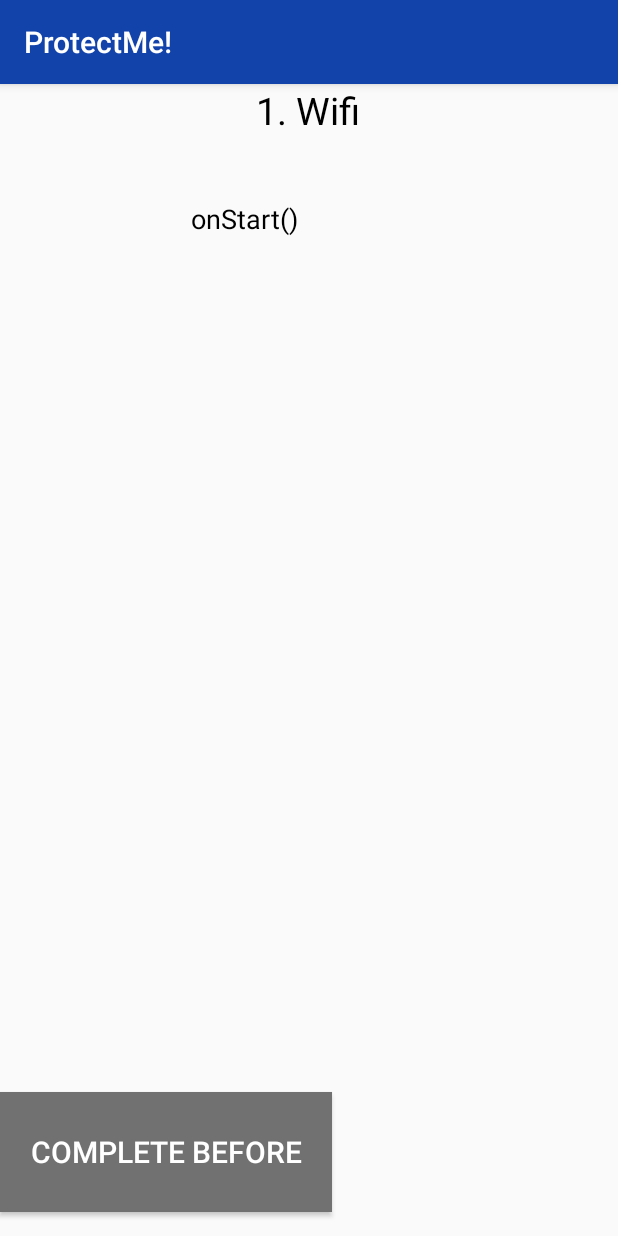
After one commit to yannled/protectMe-android, an Android app: the fragment Config_Bluetooth_Fragment shown on its own in the app's theme, on a phone screen of 412 x 824 dp. The commit adds this screen. Run offline under Robolectric (Android 15) with nearby library versions, the phone set to English and light mode, and no system bars.

Commit message:
bluetooth scanner

```diff
--- a/app/build.gradle
+++ b/app/build.gradle
@@ -29,6 +29,7 @@ dependencies {
     implementation 'com.android.support:design:28.0.0'
     implementation 'com.android.support.constraint:constraint-layout:1.1.3'
     implementation 'com.android.support:support-v4:28.0.0'
+    implementation "android.arch.lifecycle:extensions:1.1.1"
     testImplementation 'junit:junit:4.12'
     androidTestImplementation 'com.android.support.test:runner:1.0.2'
     androidTestImplementation 'com.android.support.test.espresso:espresso-core:3.0.1'
--- a/app/src/main/AndroidManifest.xml
+++ b/app/src/main/AndroidManifest.xml
@@ -6,6 +6,7 @@
     <uses-permission android:name="android.permission.ACCESS_WIFI_STATE"/>
     <uses-permission android:name="android.permission.CHANGE_WIFI_STATE"/>
     <uses-permission android:name="android.permission.ACCESS_COARSE_LOCATION" />
+    <uses-feature android:name="android.hardware.bluetooth_le" android:required="true" />
     <application
         android:allowBackup="true"
         android:icon="@mipmap/ic_launcher"
--- /dev/null
+++ b/app/src/main/java/zutt/protectme/Config_Bluetooth_Fragment.kt
@@ -0,0 +1,85 @@
+package zutt.protectme
+
+import android.arch.lifecycle.ViewModelProviders
+import android.bluetooth.BluetoothManager
+import android.bluetooth.le.BluetoothLeScanner
+import android.bluetooth.le.ScanCallback
+import android.bluetooth.le.ScanResult
+import android.content.Context
+import android.os.Bundle
+import android.support.v4.app.Fragment
+import android.util.Log
+import android.view.LayoutInflater
+import android.view.View
+import android.view.ViewGroup
+import android.widget.ArrayAdapter
+import kotlinx.android.synthetic.main.fragment_bluetooth_config.*
+
+class Config_Bluetooth_Fragment : Fragment() {
+
+    private lateinit var configurationModel: SharedViewModel
+
+    override fun onCreateView(inflater: LayoutInflater, container: ViewGroup?,
+                              savedInstanceState: Bundle?): View? {
+        // Inflate the layout for this fragment
+        return inflater.inflate(R.layout.fragment_bluetooth_config, container, false)
+    }
+
+    override fun onAttach(context: Context) {
+        super.onAttach(context)
+        val permissions = arrayOf(android.Manifest.permission.ACCESS_FINE_LOCATION)
+        requestPermissions(permissions,0)
+    }
+
+    override fun onActivityCreated(savedInstanceState: Bundle?) {
+        super.onActivityCreated(savedInstanceState)
+
+        configurationModel = activity?.run {
+            ViewModelProviders.of(this).get(SharedViewModel::class.java)
+        } ?: throw Exception("Invalid Activity")
+    }
+
+    private val bleScanner = object :ScanCallback() {
+        override fun onScanResult(callbackType: Int, result: ScanResult?) {
+            super.onScanResult(callbackType, result)
+            devices_bluetooth.text = "onScanResult: ${result?.device?.address} - ${result?.device?.name}"
+            Log.d("DeviceListActivity","onScanResult: ${result?.device?.address} - ${result?.device?.name}")
+        }
+
+        override fun onBatchScanResults(results: MutableList<ScanResult>?) {
+            super.onBatchScanResults(results)
+            devices_bluetooth.text = results.toString()
+            Log.d("DeviceListActivity","onBatchScanResults:${results.toString()}")
+        }
+
+        override fun onScanFailed(errorCode: Int) {
+            super.onScanFailed(errorCode)
+            devices_bluetooth.text = "onScanFailed: $errorCode"
+            Log.d("DeviceListActivity", "onScanFailed: $errorCode")
+        }
+
+    }
+
+    private val bluetoothLeScanner: BluetoothLeScanner
+        get() {
+            val bluetoothManager = context?.getSystemService(Context.BLUETOOTH_SERVICE) as BluetoothManager
+            val bluetoothAdapter = bluetoothManager.adapter
+            return bluetoothAdapter.bluetoothLeScanner
+        }
+
+    class ListDevicesAdapter(context: Context?, resource: Int) : ArrayAdapter<String>(context, resource)
+
+    override fun onStart() {
+        devices_bluetooth.text = "onStart()"
+                Log.d("DeviceListActivity","onStart()")
+        super.onStart()
+
+        bluetoothLeScanner.startScan(bleScanner)
+
+    }
+
+    override fun onStop() {
+        bluetoothLeScanner.stopScan(bleScanner)
+        super.onStop()
+    }
+}
--- a/app/src/main/java/zutt/protectme/Config_Wifi_Fragment.kt
+++ b/app/src/main/java/zutt/protectme/Config_Wifi_Fragment.kt
@@ -1,5 +1,7 @@
 package zutt.protectme
 
+import android.arch.lifecycle.ViewModel
+import android.arch.lifecycle.ViewModelProviders
 import android.content.Context
 import android.os.Bundle
 import android.support.v4.app.Fragment
@@ -9,16 +11,23 @@ import android.view.ViewGroup
 import android.net.wifi.WifiManager
 import android.support.v4.content.ContextCompat
 import android.view.inputmethod.EditorInfo
-import kotlinx.android.synthetic.main.fragment_config.*
 import kotlinx.android.synthetic.main.fragment_wifi_config.*
-import zutt.protectme.R.id.textView
 
-
+/**
+ * Class Model to share configurations informations for the next configurations fragments
+ */
+class SharedViewModel : ViewModel(){
+    var wifiSsid : String? = null
+    var wifiPassword : String? = null
+    var bluetoothName : String? = null
+    var bluetoothMac : String? = null
+}
 
 
 class Config_Wifi_Fragment : Fragment() {
 
     var ssid : String? = null
+    private lateinit var ConfigurationModel: SharedViewModel
 
     override fun onCreateView(inflater: LayoutInflater, container: ViewGroup?,
                               savedInstanceState: Bundle?): View? {
@@ -37,6 +46,12 @@ class Config_Wifi_Fragment : Fragment() {
 
     override fun onActivityCreated(savedInstanceState: Bundle?) {
         super.onActivityCreated(savedInstanceState)
+
+        // Load the shared Model
+        ConfigurationModel = activity?.run {
+            ViewModelProviders.of(this).get(SharedViewModel::class.java)
+        } ?: throw Exception("Invalid Activity")
+
         ssid_config_wifi.text = ssid
 
         // When user has finish to edit the second password EditText
@@ -54,6 +69,9 @@ class Config_Wifi_Fragment : Fragment() {
                     password_wifi2.text.clear()
                 }
                 else{
+                    ConfigurationModel.wifiSsid = ssid
+                    ConfigurationModel.wifiPassword = secondPassword.toString()
+
                     password_ok_config_wifi.visibility = View.INVISIBLE
 
                     //modify button to continue configuration
@@ -64,7 +82,7 @@ class Config_Wifi_Fragment : Fragment() {
 
                     //On click, go to the next fragment configuration
                     button_config_Wifi.setOnClickListener { view ->
-                        val nextFrag = Config_Wifi_Fragment()
+                        val nextFrag = Config_Bluetooth_Fragment()
                         activity!!.supportFragmentManager.beginTransaction()
                                 .replace(R.id.fragment_container, nextFrag)
                                 .addToBackStack(null)
--- a/app/src/main/java/zutt/protectme/MainActivity.kt
+++ b/app/src/main/java/zutt/protectme/MainActivity.kt
@@ -1,11 +1,13 @@
 package zutt.protectme
 
 
+import android.Manifest
 import android.content.Context
 import android.os.Build
 import android.os.Bundle
 import android.support.design.widget.NavigationView
 import android.support.transition.TransitionManager
+import android.support.v4.app.ActivityCompat
 import android.support.v4.app.Fragment
 import android.support.v4.view.GravityCompat
 import android.support.v7.app.ActionBarDrawerToggle
@@ -20,7 +22,7 @@ class MainActivity : AppCompatActivity(), NavigationView.OnNavigationItemSelecte
 
     private val fragmentManager = supportFragmentManager
     private val fragmentTransaction = fragmentManager.beginTransaction()
-
+    private val REQUEST_LOCATION_PERMISSION = 101
     override fun onCreate(savedInstanceState: Bundle?) {
         super.onCreate(savedInstanceState)
         setContentView(R.layout.activity_main)
--- /dev/null
+++ b/app/src/main/res/layout/fragment_bluetooth_config.xml
@@ -0,0 +1,62 @@
+<?xml version="1.0" encoding="utf-8"?>
+<FrameLayout xmlns:android="http://schemas.android.com/apk/res/android"
+    xmlns:tools="http://schemas.android.com/tools"
+    android:id="@+id/fragment_container_config"
+    android:layout_width="match_parent"
+    android:layout_height="match_parent"
+    tools:context=".Config_Fragment">
+
+    <RelativeLayout
+        android:layout_width="match_parent"
+        android:layout_height="match_parent">
+
+        <TextView
+            android:layout_width="87dp"
+            android:layout_height="wrap_content"
+            android:layout_alignParentTop="true"
+            android:layout_centerHorizontal="true"
+            android:gravity="center_horizontal"
+            android:text="@string/hello_Config_wifi"
+            android:textColor="#000"
+            android:textSize="25sp" />
+
+        <TextView
+            android:id="@+id/devices_bluetooth"
+            android:layout_width="283dp"
+            android:layout_height="131dp"
+            android:layout_alignParentStart="true"
+            android:layout_alignParentTop="true"
+            android:layout_marginStart="21dp"
+            android:layout_marginTop="77dp"
+            android:gravity="center_horizontal"
+            android:textColor="#000"
+            android:textSize="18sp"
+            android:layout_alignParentLeft="true"
+            android:layout_marginLeft="21dp" />
+
+        <Button
+            android:id="@+id/button_config_Wifi"
+            android:layout_width="wrap_content"
+            android:layout_height="80dp"
+            android:layout_alignParentBottom="true"
+            android:layout_alignParentStart="true"
+            android:layout_gravity="center_horizontal"
+            android:layout_marginBottom="16dp"
+            android:background="@color/disable"
+            android:clickable="false"
+            android:padding="20dp"
+            android:text="@string/wait_config"
+            android:textColor="#fff"
+            android:textSize="20sp"
+            android:layout_alignParentLeft="true" />
+
+        <TextView
+            android:id="@+id/textView3"
+            android:layout_width="246dp"
+            android:layout_height="50dp"
+            android:layout_alignParentBottom="true"
+            android:layout_alignStart="@+id/devices_bluetooth"
+            android:layout_marginBottom="153dp"
+            android:layout_alignLeft="@+id/devices_bluetooth" />
+    </RelativeLayout>
+</FrameLayout>
```
